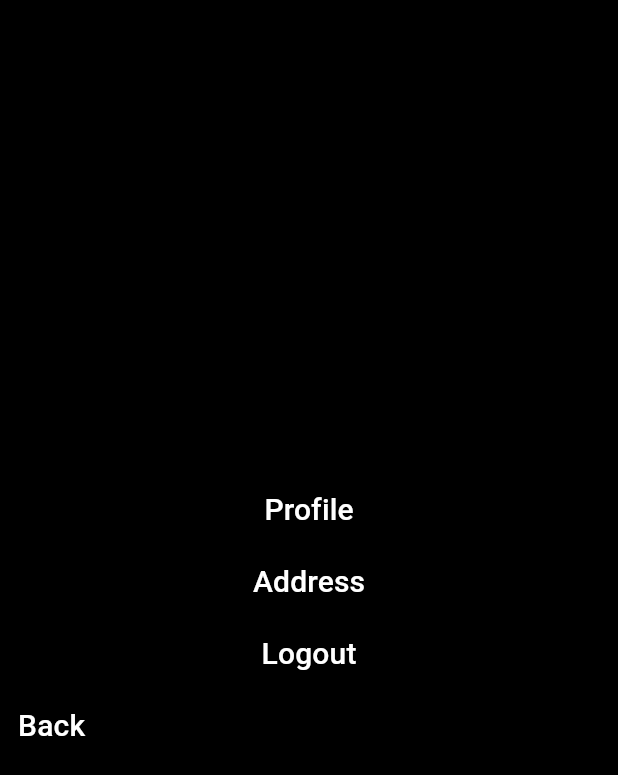
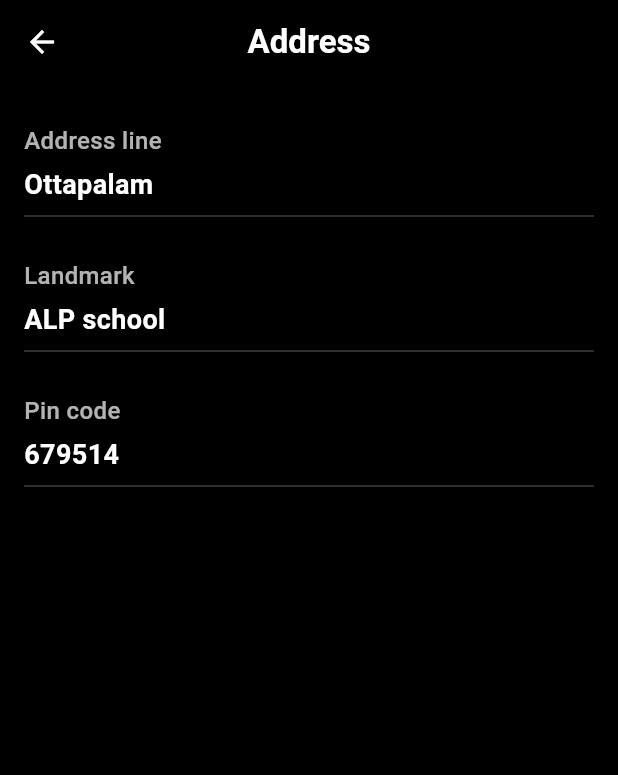
Before and after one commit to ummerfarook905/Aquafin_frontend, a Flutter app: the AccountScreen screen opened by its route, after a tap on "Address", on a phone screen of 412 x 824 dp. Shown: the top 775 px of the screen. Run offline on Flutter 3.47's test engine with Material 3 defaults, Android fonts, the light colour scheme and no system bars; our stand-ins replace dio, get; accounts and stored records are empty; network calls fail.

Commit message:
creating address page

```diff
--- /dev/null
+++ b/lib/controllers/address_controller.dart
@@ -0,0 +1,20 @@
+import 'package:aquafin_frontend/models/address_model.dart';
+import 'package:get/get.dart';
+
+class AddressController extends GetxController{
+  var address = Rx<AddressModel?>(null);
+
+  @override
+  void onInit() {
+    super.onInit();
+    fetchAddress();
+  }
+
+  void fetchAddress() {
+    address.value = AddressModel(
+      addressLine: "Ottapalam",
+      landmark: "ALP school",
+      pinCode: "679514"
+      );
+  }
+}
--- /dev/null
+++ b/lib/models/address_model.dart
@@ -0,0 +1,19 @@
+class AddressModel {
+  final String addressLine;
+  final String landmark;
+  final String pinCode;
+
+  AddressModel({
+    required this.addressLine,
+    required this.landmark,
+    required this.pinCode,
+  });
+
+  factory AddressModel.fromJson(Map<String, dynamic> json) {
+    return AddressModel(
+      addressLine: json['addressLine'] ?? '',
+      landmark: json['landmark'] ?? '',
+      pinCode: json['pinCode'] ?? '',
+    );
+  }
+}
--- a/lib/routes/app_routes.dart
+++ b/lib/routes/app_routes.dart
@@ -1,4 +1,5 @@
 import 'package:aquafin_frontend/views/account_screen.dart';
+import 'package:aquafin_frontend/views/address_screen.dart';
 import 'package:aquafin_frontend/views/contact_screen.dart';
 import 'package:aquafin_frontend/views/fish_screen.dart';
 import 'package:aquafin_frontend/views/home_screen.dart';
@@ -18,5 +19,6 @@ class AppRoutes {
     GetPage(name: '/contact', page: () => ContactScreen()),
     GetPage(name: '/account', page: () => AccountScreen()),
     GetPage(name: '/profile', page: () => ProfileScreen()),
+    GetPage(name: '/address', page: () => AddressScreen()),
   ];
 }
--- a/lib/views/account_screen.dart
+++ b/lib/views/account_screen.dart
@@ -1,5 +1,5 @@
 
-import 'package:aquafin_frontend/views/home_screen.dart';
+import 'package:aquafin_frontend/widgets/common_appbar.dart';
 import 'package:flutter/material.dart';
 import 'package:get/get.dart';
 
@@ -10,6 +10,7 @@ class AccountScreen extends StatelessWidget {
   Widget build(BuildContext context) {
     return Scaffold(
       backgroundColor: Colors.black,
+      appBar: const CommonAppbar(title: "Account"),
       body: Center(
         child: Column(
           mainAxisAlignment: MainAxisAlignment.center,
@@ -27,7 +28,9 @@ class AccountScreen extends StatelessWidget {
               ),
               ),
             TextButton(
-              onPressed: (){},
+              onPressed: (){
+                Get.toNamed('/address');
+              },
               child: Text(
                 "Address",
                 style: TextStyle(
@@ -46,20 +49,6 @@ class AccountScreen extends StatelessWidget {
                 ),
               )
               ),
-
-
-                Align(
-                  alignment: Alignment.centerLeft, // ⬅ moves to left
-                  child: TextButton(
-                    onPressed: () {
-                      Get.offAll(() => HomeScreen());
-                    },
-                    child: const Text(
-                      "Back",
-                      style: TextStyle(color: Colors.white, fontSize: 20),
-                    ),
-                  ),
-                ),
           ],
         ),
       ),
--- /dev/null
+++ b/lib/views/address_screen.dart
@@ -0,0 +1,68 @@
+import 'package:aquafin_frontend/controllers/address_controller.dart';
+import 'package:aquafin_frontend/widgets/common_appbar.dart';
+import 'package:flutter/material.dart';
+import 'package:get/get.dart';
+
+class AddressScreen extends StatelessWidget {
+  const AddressScreen({super.key});
+
+  @override
+  Widget build(BuildContext context) {
+
+    final AddressController controller = Get.put(AddressController());
+
+    return Scaffold(
+      backgroundColor: Colors.black,
+      appBar: const CommonAppbar(title: "Address"),
+      body: Padding(
+        padding: const EdgeInsets.all(16.0),
+        child: Obx(() {
+          if(controller.address.value == null){
+            return const Center(
+              child: CircularProgressIndicator(color: Colors.white,),
+            );
+          }
+
+          final address = controller.address.value!;
+          return Column(
+            crossAxisAlignment: CrossAxisAlignment.start,
+            children: [
+              buildAddressDetail("Address line", address.addressLine),
+              buildAddressDetail("Landmark", address.landmark),
+              buildAddressDetail("Pin code", address.pinCode),
+            ],
+          );
+
+        }),
+        ),
+    );
+  }
+  Widget buildAddressDetail (String title, String value){
+    return Padding(
+      padding: const EdgeInsets.symmetric(vertical: 10),
+      child: Column(
+        crossAxisAlignment: CrossAxisAlignment.start,
+        children: [
+          Text(
+            title,
+            style: const TextStyle(
+              color: Colors.white70,
+              fontSize: 16,
+              fontWeight: FontWeight.w500,
+            ),
+          ),
+          const SizedBox(height: 5,),
+          Text(
+            value,
+            style: const TextStyle(
+              color: Colors.white,
+              fontSize: 18,
+              fontWeight: FontWeight.bold,
+            ),
+          ),
+          const Divider(color: Colors.white24,)
+        ],
+      ),
+      );
+  }
+}
--- /dev/null
+++ b/lib/widgets/common_appbar.dart
@@ -0,0 +1,29 @@
+import 'package:flutter/material.dart';
+import 'package:get/get.dart';
+
+class CommonAppbar extends StatelessWidget implements PreferredSizeWidget{
+
+  final String title;
+
+  const CommonAppbar({super.key,required this.title});
+
+  @override
+  Widget build(BuildContext context) {
+    return AppBar(
+      backgroundColor: Colors.black,
+      leading: IconButton(
+        onPressed: () =>Get.back(),
+        icon: const Icon(Icons.arrow_back, color: Colors.white)
+        ),
+        title: Text(
+          title,
+          style: const TextStyle(color: Colors.white, fontWeight: FontWeight.bold),
+        ),
+        centerTitle: true,
+    );
+  }
+
+  @override
+  Size get preferredSize => const Size.fromHeight(56);
+
+}
```
Also changed, not shown: lib/controllers/profile_controller.dart (+6 -7 lines), lib/views/contact_screen.dart (+2 -15 lines), lib/views/profile_screen.dart (+63 -10 lines).
